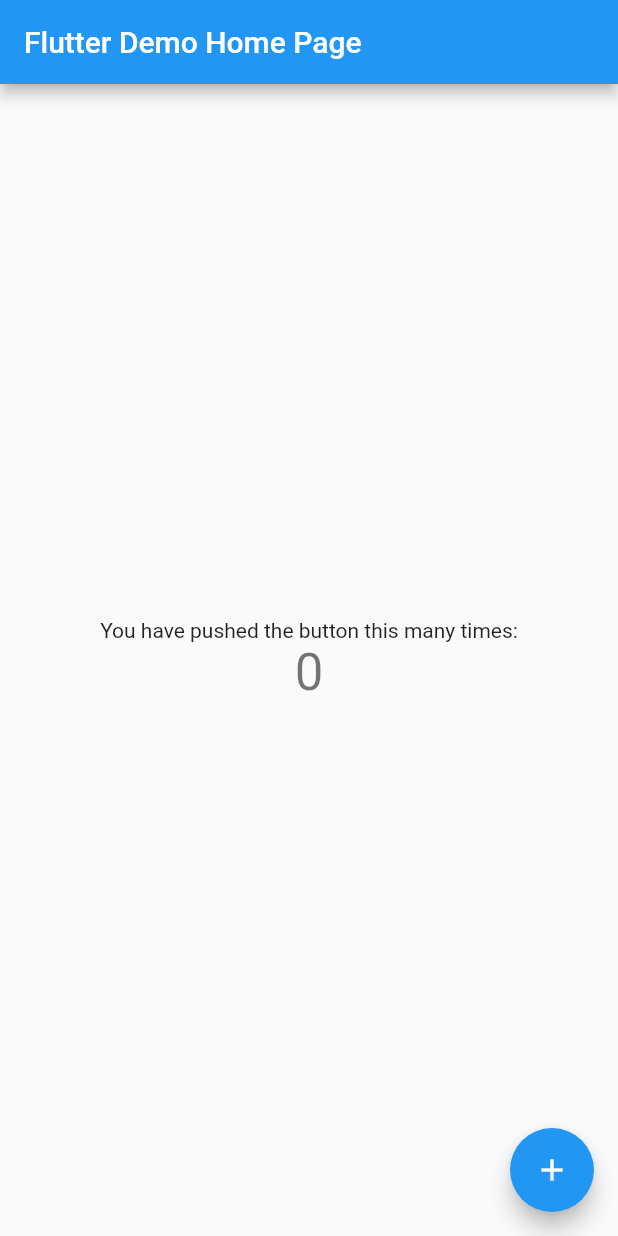
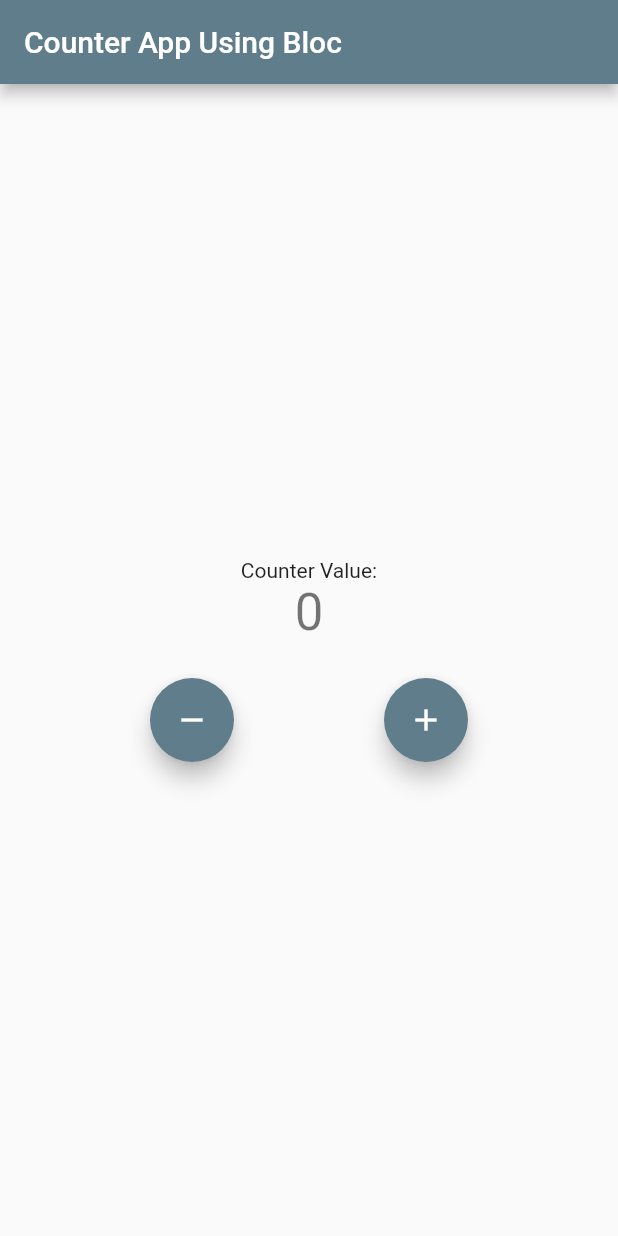
Before and after one commit to evguevarra/Counter-App, a Flutter app: the screen it shows after launch, on a phone screen of 412 x 824 dp. Run offline on Flutter 3.47's test engine with Material 2 defaults, Android fonts, the phone set to English and light mode, and no system bars; our stand-ins replace bloc, flutter_bloc; missing offline and left inert: dart:html.

Commit message:
bloc implemented

```diff
--- a/counter_app/lib/cubit/counter_cubit.dart
+++ b/counter_app/lib/cubit/counter_cubit.dart
@@ -4,5 +4,15 @@ import 'package:meta/meta.dart';
 part 'counter_state.dart';
 
 class CounterCubit extends Cubit<CounterState> {
-  CounterCubit() : super(CounterInitial());
+  CounterCubit()
+      : super(
+          CounterState(
+            counterValue: 0,
+          ),
+        );
+
+  void increment() => emit(
+      CounterState(counterValue: state.counterValue + 1, wasIncremented: true));
+  void decrement() => emit(CounterState(
+      counterValue: state.counterValue - 1, wasIncremented: false));
 }
--- a/counter_app/lib/cubit/counter_state.dart
+++ b/counter_app/lib/cubit/counter_state.dart
@@ -1,6 +1,11 @@
 part of 'counter_cubit.dart';
 
-@immutable
-abstract class CounterState {}
+class CounterState {
+  int counterValue;
+  bool? wasIncremented;
 
-class CounterInitial extends CounterState {}
+  CounterState({
+    required this.counterValue,
+    this.wasIncremented,
+  });
+}
--- a/counter_app/lib/main.dart
+++ b/counter_app/lib/main.dart
@@ -1,4 +1,8 @@
+import 'dart:html';
+
+import 'package:counter_app/cubit/counter_cubit.dart';
 import 'package:flutter/material.dart';
+import 'package:flutter_bloc/flutter_bloc.dart';
 
 void main() {
   runApp(MyApp());
@@ -7,12 +11,15 @@ void main() {
 class MyApp extends StatelessWidget {
   @override
   Widget build(BuildContext context) {
-    return MaterialApp(
-      title: 'Flutter Demo',
+    return BlocProvider<CounterCubit>(
+      create: (context) => CounterCubit(),
+      child: MaterialApp(
+        title: 'Counter App',
         theme: ThemeData(
-        primarySwatch: Colors.blue,
+          primarySwatch: Colors.blueGrey,
         ),
-      home: MyHomePage(title: 'Flutter Demo Home Page'),
+        home: MyHomePage(title: 'Counter App Using Bloc'),
+      ),
     );
   }
 }
@@ -27,13 +34,13 @@ class MyHomePage extends StatefulWidget {
 }
 
 class _MyHomePageState extends State<MyHomePage> {
-  int _counter = 0;
+  //int _counter = 0;
 
-  void _incrementCounter() {
-    setState(() {
-      _counter++;
-    });
-  }
+  // void _incrementCounter() {
+  //   setState(() {
+  //     _counter++;
+  //   });
+  // }
 
   @override
   Widget build(BuildContext context) {
@@ -41,25 +48,70 @@ class _MyHomePageState extends State<MyHomePage> {
       appBar: AppBar(
         title: Text(widget.title),
       ),
-      body: Center(
+      body: BlocListener<CounterCubit, CounterState>(
+        listener: (context, state) {
+          if (state.wasIncremented == true) {
+            ScaffoldMessenger.of(context).showSnackBar(
+              SnackBar(
+                content: Text('Incremented'),
+                duration: Duration(milliseconds: 300),
+              ),
+            );
+          } else if (state.wasIncremented == false) {
+            ScaffoldMessenger.of(context).showSnackBar(
+              SnackBar(
+                content: Text('Decremented'),
+                duration: Duration(milliseconds: 300),
+              ),
+            );
+          }
+        },
+        child: Center(
           child: Column(
             mainAxisAlignment: MainAxisAlignment.center,
             children: <Widget>[
               Text(
-              'You have pushed the button this many times:',
+                'Counter Value:',
               ),
-            Text(
-              '$_counter',
+              BlocBuilder<CounterCubit, CounterState>(
+                builder: (context, state) {
+                  return Text(
+                    state.counterValue.toString(),
                     style: Theme.of(context).textTheme.headline4,
+                  );
+                },
               ),
+              SizedBox(
+                height: 24,
+              ),
+              Row(
+                mainAxisAlignment: MainAxisAlignment.spaceEvenly,
+                children: [
+                  FloatingActionButton(
+                    onPressed: () {
+                      BlocProvider.of<CounterCubit>(context).decrement();
+                    },
+                    tooltip: 'Decrement',
+                    child: Icon(Icons.remove),
+                  ),
+                  FloatingActionButton(
+                    onPressed: () {
+                      BlocProvider.of<CounterCubit>(context).increment();
+                    },
+                    tooltip: 'Increment',
+                    child: Icon(Icons.add),
+                  ),
+                ],
+              )
             ],
           ),
         ),
-      floatingActionButton: FloatingActionButton(
-        onPressed: _incrementCounter,
-        tooltip: 'Increment',
-        child: Icon(Icons.add),
       ),
+      //floatingActionButton: FloatingActionButton(
+      // onPressed: _incrementCounter,
+      // tooltip: 'Increment',
+      //  child: Icon(Icons.add),
+      // ),
     );
   }
 }
```
Lines whose indentation alone changed are shown as unchanged.
